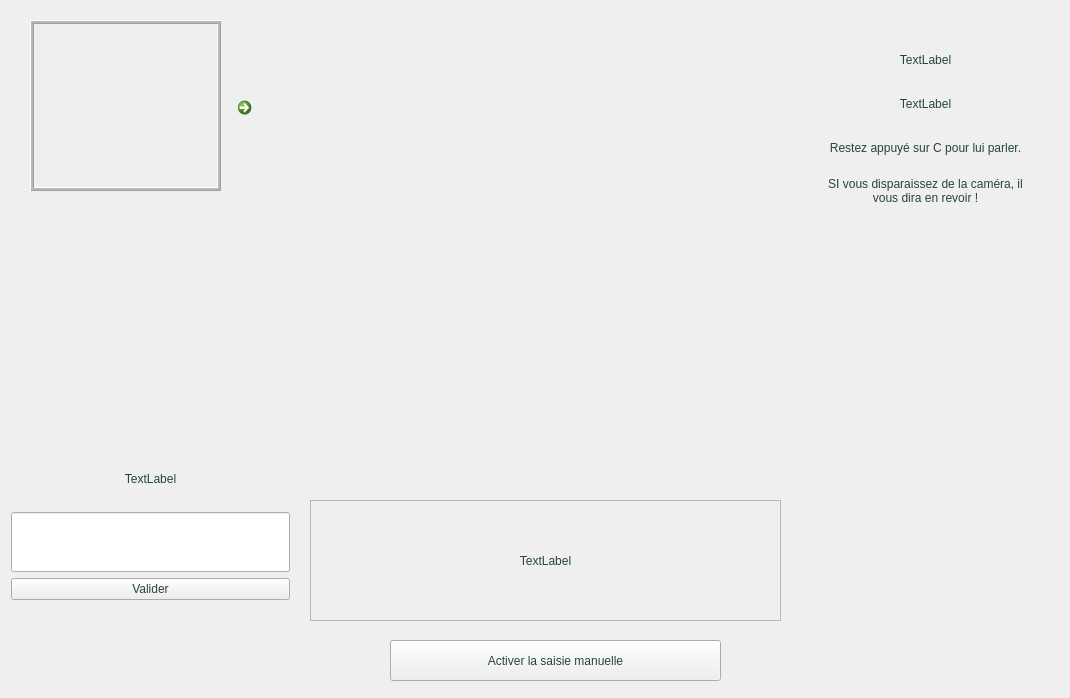
Qt form surirobot/core/gui/mainwindow.ui (suricats/surirobot-client-ng) before a commit.
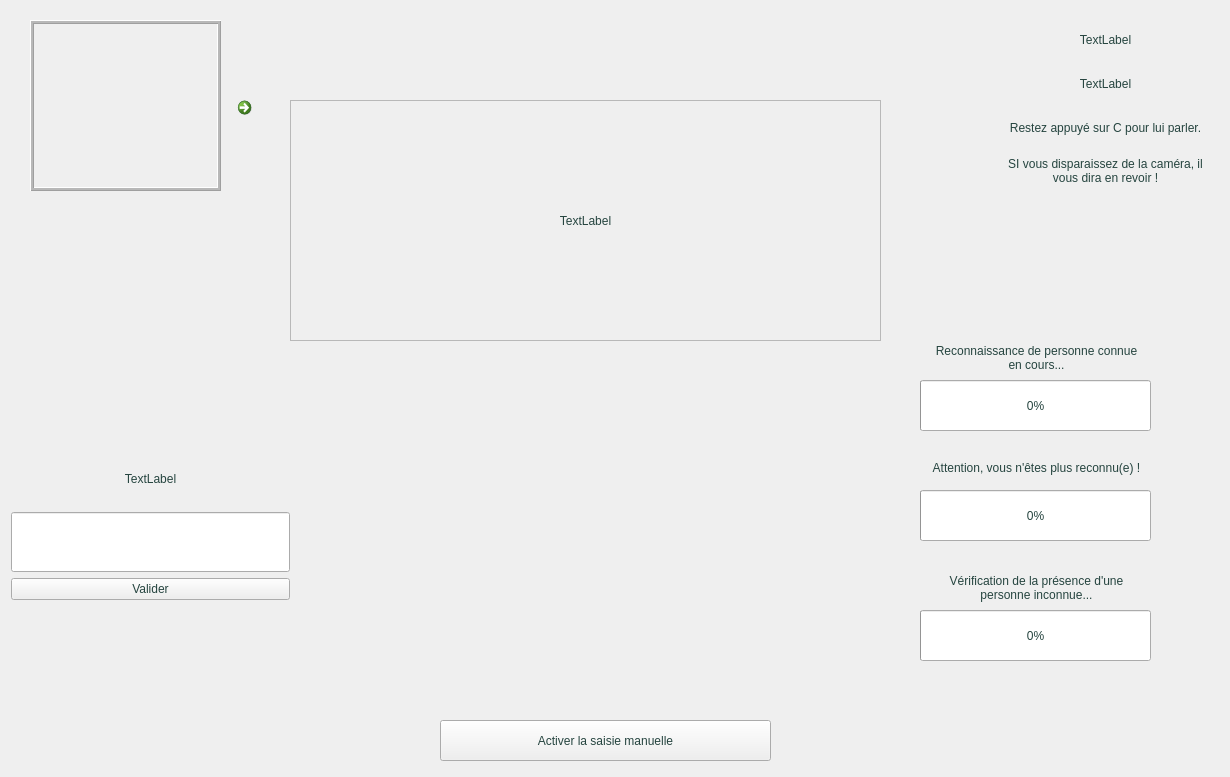
The same form after that commit.

```diff
--- a/surirobot/core/gui/mainwindow.ui
+++ b/surirobot/core/gui/mainwindow.ui
@@ -6,8 +6,8 @@
    <rect>
     <x>0</x>
     <y>0</y>
-    <width>1070</width>
-    <height>698</height>
+    <width>1230</width>
+    <height>777</height>
    </rect>
   </property>
   <property name="palette">
@@ -189,10 +189,10 @@
    <widget class="QFrame" name="textLayoutContainer">
     <property name="geometry">
      <rect>
-      <x>310</x>
-      <y>500</y>
-      <width>471</width>
-      <height>121</height>
+      <x>290</x>
+      <y>100</y>
+      <width>591</width>
+      <height>241</height>
      </rect>
     </property>
     <property name="frameShape">
@@ -290,8 +290,8 @@
    <widget class="QPushButton" name="activateManualButton">
     <property name="geometry">
      <rect>
-      <x>390</x>
-      <y>640</y>
+      <x>440</x>
+      <y>720</y>
       <width>331</width>
       <height>41</height>
      </rect>
@@ -303,8 +303,8 @@
    <widget class="QWidget" name="imageWidget" native="true">
     <property name="geometry">
      <rect>
-      <x>340</x>
-      <y>130</y>
+      <x>390</x>
+      <y>350</y>
       <width>411</width>
       <height>341</height>
      </rect>
@@ -331,8 +331,8 @@
    <widget class="QWidget" name="widget" native="true">
     <property name="geometry">
      <rect>
-      <x>810</x>
-      <y>30</y>
+      <x>990</x>
+      <y>10</y>
       <width>231</width>
       <height>191</height>
      </rect>
@@ -438,8 +438,8 @@
    <widget class="QWidget" name="faceIndicatorWidget" native="true">
     <property name="geometry">
      <rect>
-      <x>350</x>
-      <y>70</y>
+      <x>1000</x>
+      <y>210</y>
       <width>51</width>
       <height>51</height>
      </rect>
@@ -472,8 +472,8 @@
    <widget class="QWidget" name="converseIndicatorWidget" native="true">
     <property name="geometry">
      <rect>
-      <x>510</x>
-      <y>70</y>
+      <x>1090</x>
+      <y>210</y>
       <width>51</width>
       <height>51</height>
      </rect>
@@ -506,8 +506,8 @@
    <widget class="QWidget" name="emotionIndicatorWidget" native="true">
     <property name="geometry">
      <rect>
-      <x>670</x>
-      <y>70</y>
+      <x>1170</x>
+      <y>210</y>
       <width>51</width>
       <height>51</height>
      </rect>
@@ -553,6 +553,222 @@
      <string/>
     </property>
    </widget>
+   <widget class="QProgressBar" name="knowProgressBar">
+    <property name="geometry">
+     <rect>
+      <x>920</x>
+      <y>380</y>
+      <width>231</width>
+      <height>51</height>
+     </rect>
+    </property>
+    <property name="palette">
+     <palette>
+      <active>
+       <colorrole role="Highlight">
+        <brush brushstyle="SolidPattern">
+         <color alpha="255">
+          <red>138</red>
+          <green>226</green>
+          <blue>52</blue>
+         </color>
+        </brush>
+       </colorrole>
+      </active>
+      <inactive>
+       <colorrole role="Highlight">
+        <brush brushstyle="SolidPattern">
+         <color alpha="255">
+          <red>138</red>
+          <green>226</green>
+          <blue>52</blue>
+         </color>
+        </brush>
+       </colorrole>
+      </inactive>
+      <disabled>
+       <colorrole role="Highlight">
+        <brush brushstyle="SolidPattern">
+         <color alpha="255">
+          <red>240</red>
+          <green>240</green>
+          <blue>240</blue>
+         </color>
+        </brush>
+       </colorrole>
+      </disabled>
+     </palette>
+    </property>
+    <property name="value">
+     <number>0</number>
+    </property>
+   </widget>
+   <widget class="QLabel" name="knowProgressText">
+    <property name="geometry">
+     <rect>
+      <x>930</x>
+      <y>337</y>
+      <width>213</width>
+      <height>41</height>
+     </rect>
+    </property>
+    <property name="text">
+     <string>Reconnaissance de personne connue en cours...</string>
+    </property>
+    <property name="alignment">
+     <set>Qt::AlignCenter</set>
+    </property>
+    <property name="wordWrap">
+     <bool>true</bool>
+    </property>
+    <property name="margin">
+     <number>0</number>
+    </property>
+   </widget>
+   <widget class="QLabel" name="nobodyProgressText">
+    <property name="geometry">
+     <rect>
+      <x>930</x>
+      <y>447</y>
+      <width>213</width>
+      <height>41</height>
+     </rect>
+    </property>
+    <property name="text">
+     <string>Attention, vous n'êtes plus reconnu(e) !</string>
+    </property>
+    <property name="alignment">
+     <set>Qt::AlignCenter</set>
+    </property>
+    <property name="wordWrap">
+     <bool>true</bool>
+    </property>
+    <property name="margin">
+     <number>0</number>
+    </property>
+   </widget>
+   <widget class="QProgressBar" name="nobodyProgressBar">
+    <property name="geometry">
+     <rect>
+      <x>920</x>
+      <y>490</y>
+      <width>231</width>
+      <height>51</height>
+     </rect>
+    </property>
+    <property name="palette">
+     <palette>
+      <active>
+       <colorrole role="Highlight">
+        <brush brushstyle="SolidPattern">
+         <color alpha="255">
+          <red>204</red>
+          <green>0</green>
+          <blue>0</blue>
+         </color>
+        </brush>
+       </colorrole>
+      </active>
+      <inactive>
+       <colorrole role="Highlight">
+        <brush brushstyle="SolidPattern">
+         <color alpha="255">
+          <red>204</red>
+          <green>0</green>
+          <blue>0</blue>
+         </color>
+        </brush>
+       </colorrole>
+      </inactive>
+      <disabled>
+       <colorrole role="Highlight">
+        <brush brushstyle="SolidPattern">
+         <color alpha="255">
+          <red>240</red>
+          <green>240</green>
+          <blue>240</blue>
+         </color>
+        </brush>
+       </colorrole>
+      </disabled>
+     </palette>
+    </property>
+    <property name="value">
+     <number>0</number>
+    </property>
+   </widget>
+   <widget class="QLabel" name="unknowProgressText">
+    <property name="geometry">
+     <rect>
+      <x>930</x>
+      <y>567</y>
+      <width>213</width>
+      <height>41</height>
+     </rect>
+    </property>
+    <property name="text">
+     <string>Vérification de la présence d'une personne inconnue...</string>
+    </property>
+    <property name="alignment">
+     <set>Qt::AlignCenter</set>
+    </property>
+    <property name="wordWrap">
+     <bool>true</bool>
+    </property>
+    <property name="margin">
+     <number>0</number>
+    </property>
+   </widget>
+   <widget class="QProgressBar" name="unknowProgressBar">
+    <property name="geometry">
+     <rect>
+      <x>920</x>
+      <y>610</y>
+      <width>231</width>
+      <height>51</height>
+     </rect>
+    </property>
+    <property name="palette">
+     <palette>
+      <active>
+       <colorrole role="Highlight">
+        <brush brushstyle="SolidPattern">
+         <color alpha="255">
+          <red>252</red>
+          <green>175</green>
+          <blue>62</blue>
+         </color>
+        </brush>
+       </colorrole>
+      </active>
+      <inactive>
+       <colorrole role="Highlight">
+        <brush brushstyle="SolidPattern">
+         <color alpha="255">
+          <red>252</red>
+          <green>175</green>
+          <blue>62</blue>
+         </color>
+        </brush>
+       </colorrole>
+      </inactive>
+      <disabled>
+       <colorrole role="Highlight">
+        <brush brushstyle="SolidPattern">
+         <color alpha="255">
+          <red>240</red>
+          <green>240</green>
+          <blue>240</blue>
+         </color>
+        </brush>
+       </colorrole>
+      </disabled>
+     </palette>
+    </property>
+    <property name="value">
+     <number>0</number>
+    </property>
+   </widget>
   </widget>
  </widget>
  <layoutdefault spacing="6" margin="11"/>
```
